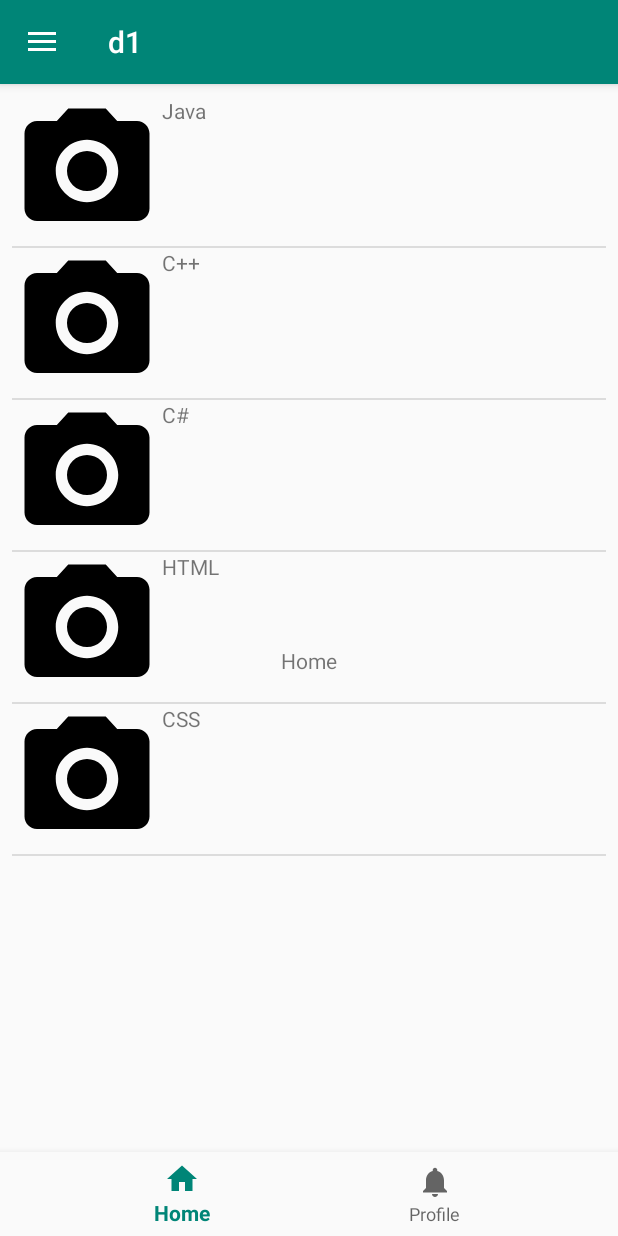
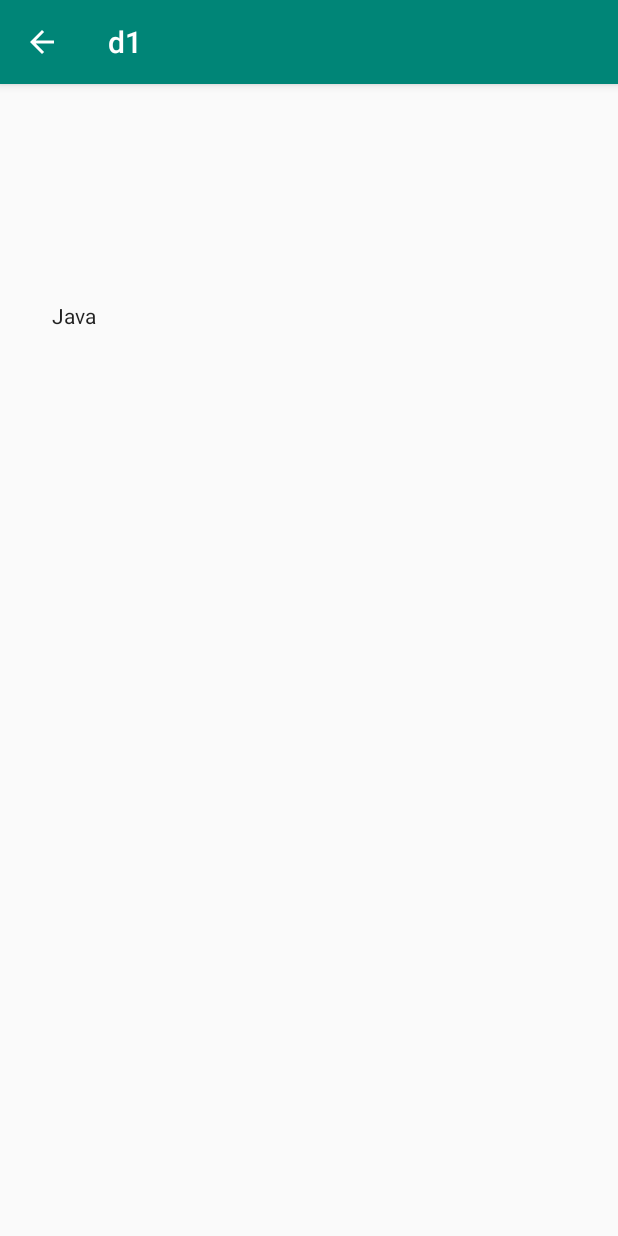
Before and after one commit to atrostan/brackit, an Android app: the screen it shows after launch (MainActivity before the commit, TournamentActivity after it), after a tap on "Java", on a phone screen of 412 x 824 dp. Run offline under Robolectric (Android 15) with nearby library versions, the phone set to English and light mode, and no system bars.

Commit message:
fronend-v-0.3
each single tournament is clickable, when you click the tournament it will navigate to the tournament homepage.
click go back on toolbar to navigate back to home

```diff
--- a/d1/app/src/main/AndroidManifest.xml
+++ b/d1/app/src/main/AndroidManifest.xml
@@ -13,6 +13,9 @@
         android:theme="@style/AppTheme">
         <activity
             android:name="com.example.d1.login.LoginActivity">
+    </activity>
+        <activity
+                android:name="com.example.d1.tournament.TournamentActivity">
         </activity>
         <activity
             android:name=".MainActivity"
--- a/d1/app/src/main/java/com/example/d1/MainActivity.kt
+++ b/d1/app/src/main/java/com/example/d1/MainActivity.kt
@@ -77,7 +77,13 @@ class MainActivity : AppCompatActivity(), NavigationView.OnNavigationItemSelecte
         list.adapter = listAdapter
 
         list.setOnItemClickListener { parent, view, position, id ->
+            println("------------------------")
             Toast.makeText(this, "You Clicked at " +web[+ position], Toast.LENGTH_SHORT).show();
+            val intent = intent.setClassName(this,"com.example.d1.tournament.TournamentActivity")
+            //can pass any data
+            intent.putExtra("STRING_I_NEED",web[+position])
+            startActivity(intent)
+            finish()
         }
 
 //        val factory:LayoutInflater= layoutInflater;
--- /dev/null
+++ b/d1/app/src/main/java/com/example/d1/tournament/TournamentActivity.kt
@@ -0,0 +1,42 @@
+package com.example.d1.tournament
+
+import android.content.Intent
+import android.os.Bundle
+import android.os.PersistableBundle
+import android.view.MenuItem
+import android.widget.TextView
+import androidx.appcompat.app.AppCompatActivity
+import com.example.d1.MainActivity
+import com.example.d1.R
+
+
+class TournamentActivity : AppCompatActivity(){
+
+    override fun onCreate(savedInstanceState: Bundle?) {
+        super.onCreate(savedInstanceState)
+        setContentView(R.layout.tournament_homepage)
+
+
+        val newString: String?
+        newString = if (savedInstanceState == null) {
+            val extras = intent.extras
+            extras?.getString("STRING_I_NEED")
+        } else {
+            savedInstanceState.getSerializable("STRING_I_NEED") as String?
+        }
+
+        var text = findViewById<TextView>(R.id.name)
+        text.setText(newString)
+
+        //navigate back
+        supportActionBar?.setDisplayHomeAsUpEnabled(true)
+    }
+
+    override fun onOptionsItemSelected(item: MenuItem?): Boolean {
+        val myIntent = Intent(applicationContext, MainActivity::class.java)
+        startActivityForResult(myIntent, 0)
+        finish()
+        return true
+    }
+
+}
--- a/d1/app/src/main/res/layout/home_list_single.xml
+++ b/d1/app/src/main/res/layout/home_list_single.xml
@@ -1,7 +1,7 @@
 <?xml version="1.0" encoding="utf-8"?>
 <TableLayout xmlns:android="http://schemas.android.com/apk/res/android"
              android:layout_width="match_parent"
-             android:layout_height="match_parent" >
+             android:layout_height="match_parent">
     <TableRow>
         <ImageView
                 android:id="@+id/img"
--- /dev/null
+++ b/d1/app/src/main/res/layout/tournament_homepage.xml
@@ -0,0 +1,21 @@
+<?xml version="1.0" encoding="utf-8"?>
+<androidx.constraintlayout.widget.ConstraintLayout xmlns:android="http://schemas.android.com/apk/res/android"
+        xmlns:app="http://schemas.android.com/apk/res-auto"
+        xmlns:tools="http://schemas.android.com/tools"
+        android:orientation="vertical" android:layout_width="match_parent"
+        android:layout_height="match_parent">
+
+    <TextView
+            android:id="@+id/name"
+            android:layout_width="343dp"
+            android:layout_height="495dp"
+            android:paddingTop="@dimen/nav_header_vertical_spacing"
+            android:text="Tournament"
+            android:textAppearance="@style/TextAppearance.AppCompat.Body1"
+            app:layout_constraintBottom_toBottomOf="parent"
+            app:layout_constraintEnd_toEndOf="parent"
+            app:layout_constraintStart_toStartOf="parent"
+            app:layout_constraintTop_toTopOf="parent"
+            tools:ignore="MissingConstraints" />
+
+</androidx.constraintlayout.widget.ConstraintLayout>
--- a/d1/build.gradle
+++ b/d1/build.gradle
@@ -8,7 +8,7 @@ buildscript {
 
     }
     dependencies {
-        classpath 'com.android.tools.build:gradle:3.4.2'
+        classpath 'com.android.tools.build:gradle:3.5.3'
         classpath "org.jetbrains.kotlin:kotlin-gradle-plugin:$kotlin_version"
         // NOTE: Do not place your application dependencies here; they belong
         // in the individual module build.gradle files
```
Also changed, not shown: d1/gradle/wrapper/gradle-wrapper.properties.
